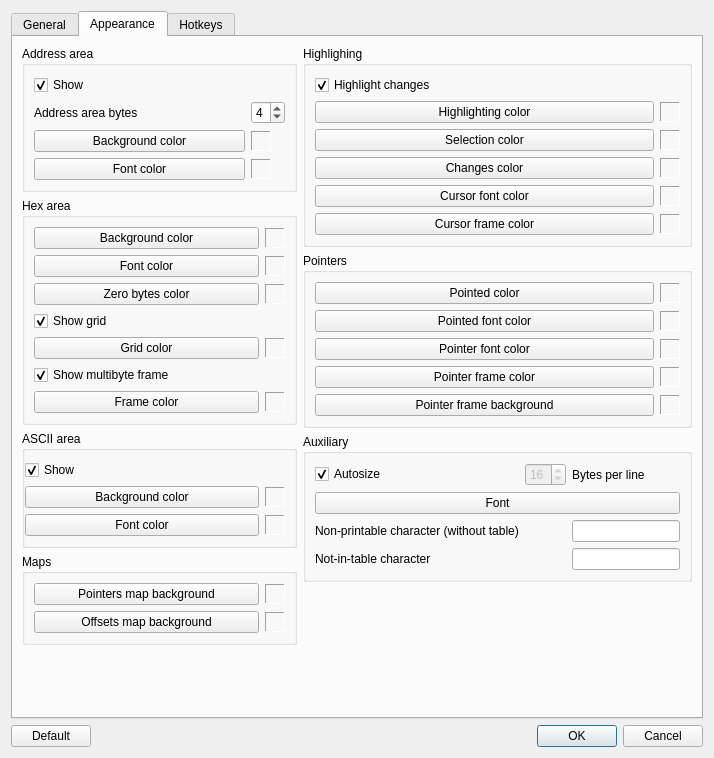
road-t/RTHextion, file src/dialogs/optionsdialog.ui: the form before one commit.
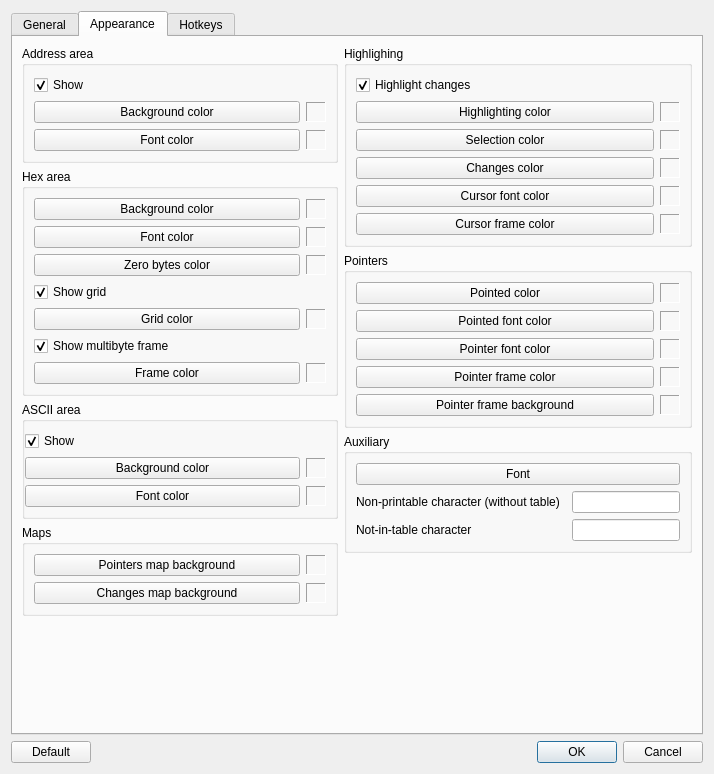
The form after the commit. The open tabs and pages were chosen to show the change.

```diff
--- a/src/dialogs/optionsdialog.ui
+++ b/src/dialogs/optionsdialog.ui
@@ -10,7 +10,7 @@
     <x>0</x>
     <y>0</y>
     <width>714</width>
-    <height>758</height>
+    <height>774</height>
    </rect>
   </property>
   <property name="windowTitle">
@@ -180,26 +180,6 @@
             </property>
            </widget>
           </item>
-          <item row="1" column="0">
-           <widget class="QLabel" name="lbAddressAreaWidthLabel">
-            <property name="text">
-             <string>Address area bytes</string>
-            </property>
-           </widget>
-          </item>
-          <item row="1" column="1">
-           <widget class="QSpinBox" name="sbAddressAreaWidth">
-            <property name="minimum">
-             <number>2</number>
-            </property>
-            <property name="maximum">
-             <number>8</number>
-            </property>
-            <property name="value">
-             <number>4</number>
-            </property>
-           </widget>
-          </item>
           <item row="2" column="0">
            <widget class="QPushButton" name="pbAddressAreaColor">
             <property name="text">
@@ -661,7 +641,7 @@
           <item row="1" column="0">
            <widget class="QPushButton" name="pbScrollMapTargetBgColor">
             <property name="text">
-             <string>Offsets map background</string>
+               <string>Changes map background</string>
             </property>
            </widget>
           </item>
@@ -1150,29 +1130,6 @@
             </property>
            </widget>
           </item>
-          <item row="1" column="2">
-           <widget class="QLabel" name="lbBytesPerLine">
-            <property name="maximumSize">
-             <size>
-              <width>140</width>
-              <height>16777215</height>
-             </size>
-            </property>
-            <property name="text">
-             <string>Bytes per line</string>
-            </property>
-           </widget>
-          </item>
-          <item row="1" column="0">
-           <widget class="QCheckBox" name="cbDynamicSize">
-            <property name="text">
-             <string>Autosize</string>
-            </property>
-            <property name="checked">
-             <bool>true</bool>
-            </property>
-           </widget>
-          </item>
           <item row="11" column="0">
            <widget class="QLabel" name="lbNotInTableChar">
             <property name="sizePolicy">
@@ -1192,31 +1149,6 @@
             </property>
            </widget>
           </item>
-          <item row="1" column="1">
-           <widget class="QSpinBox" name="sbBytesPerLine">
-            <property name="enabled">
-             <bool>false</bool>
-            </property>
-            <property name="maximumSize">
-             <size>
-              <width>48</width>
-              <height>48</height>
-             </size>
-            </property>
-            <property name="minimum">
-             <number>4</number>
-            </property>
-            <property name="maximum">
-             <number>64</number>
-            </property>
-            <property name="singleStep">
-             <number>4</number>
-            </property>
-            <property name="value">
-             <number>16</number>
-            </property>
-           </widget>
-          </item>
           <item row="10" column="2">
            <widget class="QLineEdit" name="leNonPrintableNoTableChar">
             <property name="maxLength">
```
Left out of the diff: 24 changed lines with no effect on the pictures. Lines whose indentation alone changed are shown as unchanged.
